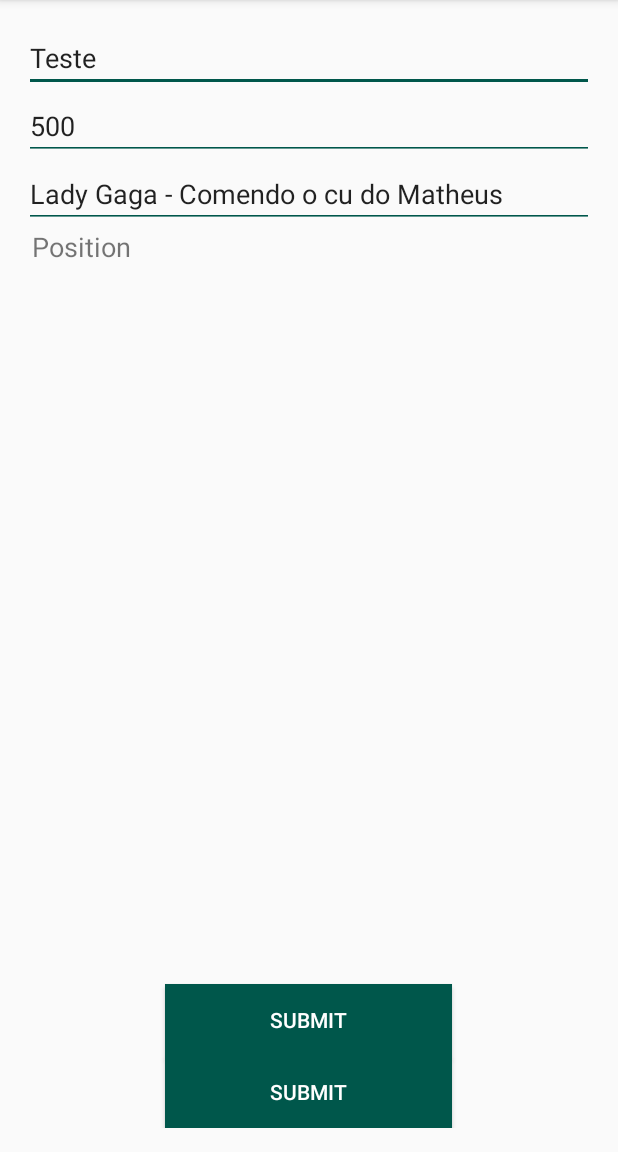
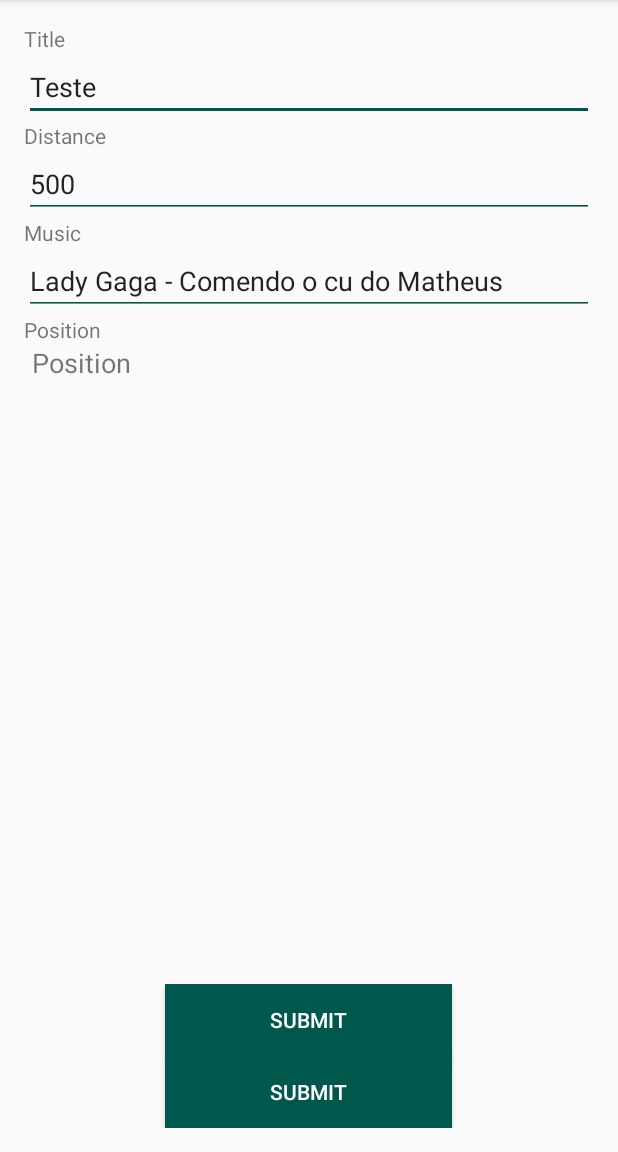
Before and after one commit to brunobittarello/WakeMeUpHere, an Android app: the AlarmForm screen opened directly, with no data from a screen before it, on a phone screen of 412 x 824 dp, the part 84-1236 px from its top. Run offline under Robolectric (Android 15) with nearby library versions, the phone set to English and light mode, and no system bars.

Commit message:
Labels for the fields

```diff
--- a/app/src/main/java/com/wakemeuphere/AlarmForm.kt
+++ b/app/src/main/java/com/wakemeuphere/AlarmForm.kt
@@ -2,10 +2,12 @@ package com.wakemeuphere
 
 import androidx.appcompat.app.AppCompatActivity
 import android.os.Bundle
+import android.text.Editable
+import android.text.TextWatcher
+import android.util.Log
 import android.view.View
 import android.widget.EditText
 import android.widget.TextView
-import com.wakemeuphere.internal.AppMemoryManager
 
 //https://www.viralandroid.com/2016/01/simple-android-user-contact-form-xml-ui-design.html
 class AlarmForm : AppCompatActivity() {
@@ -21,18 +23,56 @@ class AlarmForm : AppCompatActivity() {
 
         //val alarm = intent.extras?.get("AlarmObject") as Alarm
 
-        etName = findViewById(R.id.alarm_name)
+        //Get Labels
+        var lbTitle = findViewById<TextView>(R.id.alarm_title_label)
+        var lbDistance = findViewById<TextView>(R.id.alarm_distance_label)
+        var lbMusic = findViewById<TextView>(R.id.alarm_music_label)
+
+        //Get Edit Texts
+        etName = findViewById(R.id.alarm_title)
         etDistance = findViewById(R.id.alarm_distance)
         etMusic = findViewById(R.id.alarm_music)
         tvPosition = findViewById(R.id.alarm_position)
 
+        //SetTexts
         etName.setText("Teste")
         etDistance.setText("500")
         etMusic.setText("Lady Gaga - Comendo o cu do Matheus")
         //tvPosition.text = alarm.position.toString()
+
+        etName.addTextChangedListener(MyTextWatcher(lbTitle))
+        etDistance.addTextChangedListener(MyTextWatcher(lbDistance))
+        etMusic.addTextChangedListener(MyTextWatcher(lbMusic))
     }
 
     fun OnButtonCancelClicked(view: View) {
         onBackPressed()
     }
 }
+
+class MyTextWatcher : TextWatcher
+{
+    var label: TextView
+
+    constructor(label: TextView)
+    {
+        this.label = label
+    }
+
+    override fun afterTextChanged(p0: Editable?) {
+        Log.d("MyTextWatcher", "After")
+    }
+
+    override fun beforeTextChanged(p0: CharSequence?, p1: Int, p2: Int, p3: Int) {
+        Log.d("MyTextWatcher", "Before")
+    }
+
+    override fun onTextChanged(sequence: CharSequence?, start: Int, before: Int, count: Int) {
+        if (count == 0)
+            label.visibility = View.INVISIBLE
+        else
+            label.visibility = View.VISIBLE
+        Log.d("MyTextWatcher", "OnTextChanged")
+    }
+
+}
--- a/app/src/main/res/layout/activity_alarm_form.xml
+++ b/app/src/main/res/layout/activity_alarm_form.xml
@@ -13,30 +13,54 @@
                   android:orientation="vertical"
                   android:padding="16dp">
 
+        <TextView
+                android:text="@string/alarm_title"
+                android:layout_width="match_parent"
+                android:layout_height="wrap_content"
+                android:id="@+id/alarm_title_label"/>
+
         <EditText
                 android:layout_width="fill_parent"
                 android:layout_height="wrap_content"
                 android:backgroundTint="@color/colorPrimaryDark"
-                android:hint="Name"
-                android:id="@+id/alarm_name"/>
+                android:hint="@string/alarm_title"
+                android:id="@+id/alarm_title"/>
+
+        <TextView
+                android:text="@string/alarm_distance"
+                android:layout_width="match_parent"
+                android:layout_height="wrap_content"
+                android:id="@+id/alarm_distance_label"/>
 
         <EditText
                 android:layout_width="fill_parent"
                 android:layout_height="wrap_content"
                 android:inputType="numberDecimal"
                 android:backgroundTint="@color/colorPrimaryDark"
-                android:hint="Distance"
+                android:hint="@string/alarm_distance"
                 android:id="@+id/alarm_distance"/>
+
+        <TextView
+                android:text="@string/alarm_music"
+                android:layout_width="match_parent"
+                android:layout_height="wrap_content"
+                android:id="@+id/alarm_music_label"/>
 
         <EditText
                 android:layout_width="fill_parent"
                 android:layout_height="wrap_content"
                 android:backgroundTint="@color/colorPrimaryDark"
-                android:hint="Music"
+                android:hint="@string/alarm_music"
                 android:id="@+id/alarm_music"/>
 
         <TextView
-                android:text="Position"
+                android:text="@string/alarm_position"
+                android:layout_width="match_parent"
+                android:layout_height="wrap_content"
+                android:id="@+id/alarm_position_label"/>
+
+        <TextView
+                android:text="@string/alarm_position"
                 android:layout_width="fill_parent"
                 android:layout_height="wrap_content"
                 android:id="@+id/alarm_position"
--- a/app/src/main/res/values/strings.xml
+++ b/app/src/main/res/values/strings.xml
@@ -16,4 +16,8 @@
     <string name="attachment_title">Download incoming attachments</string>
     <string name="attachment_summary_on">Automatically download attachments for incoming emails</string>
     <string name="attachment_summary_off">Only download attachments when manually requested</string>
+    <string name="alarm_title">Title</string>
+    <string name="alarm_distance">Distance</string>
+    <string name="alarm_music">Music</string>
+    <string name="alarm_position">Position</string>
 </resources>
```
